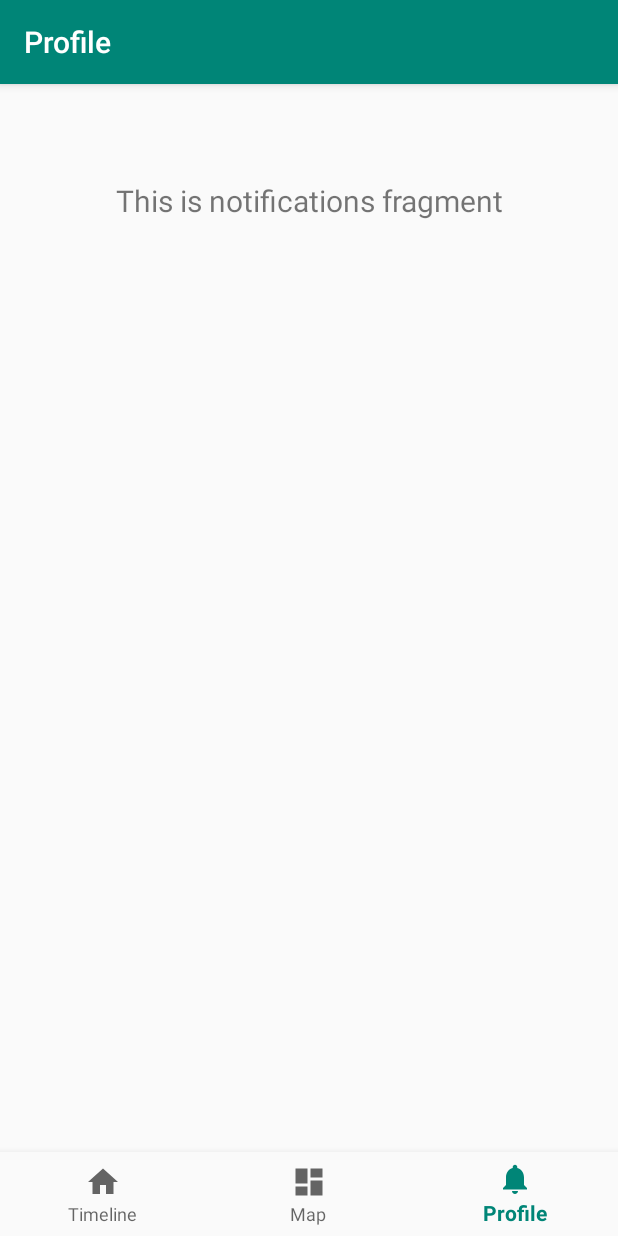
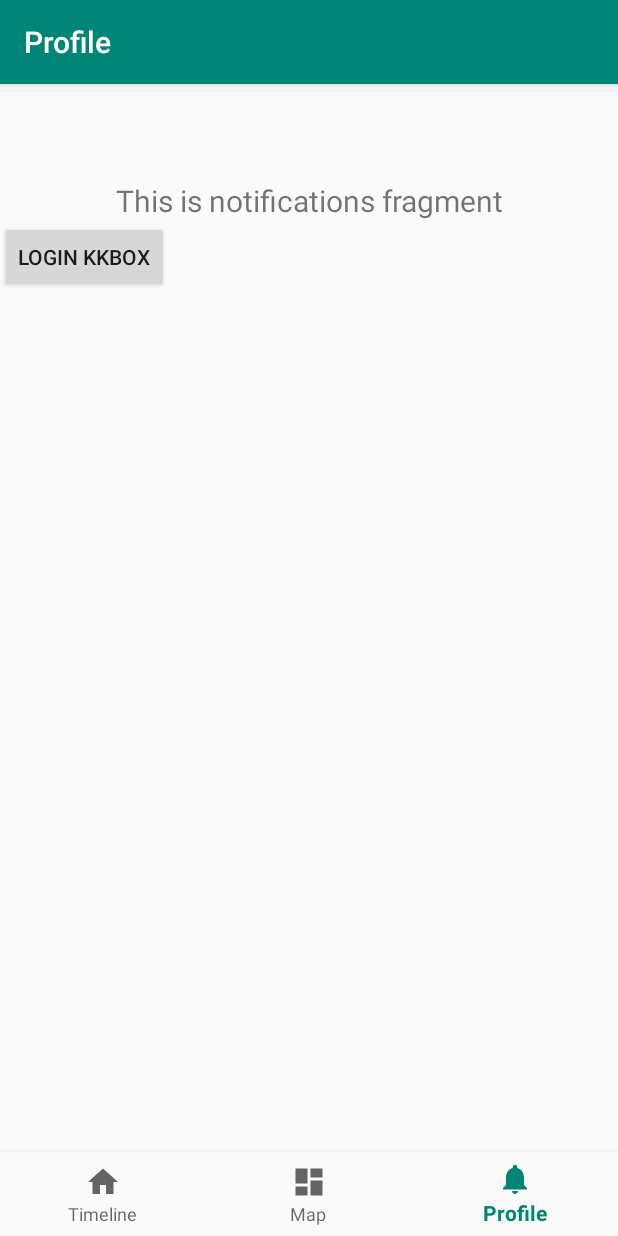
Before and after one commit to a2975667/KKMAP, an Android app: the ProfileFragment screen opened through its navigation route, on a phone screen of 412 x 824 dp. Run offline under Robolectric (Android 15) with nearby library versions, the phone set to English and light mode, and no system bars; our stand-ins replace navigation-ui; libraries missing offline, so code that uses them is left out: com.kkbox.openapideveloper, com.koushikdutta.ion, net.openid.appauth; 4 statements that could not run were skipped.

Commit message:
[Add] Firebase

```diff
--- a/app/src/main/java/kkbox/hackathon/kkmap/MainActivity.java
+++ b/app/src/main/java/kkbox/hackathon/kkmap/MainActivity.java
@@ -7,6 +7,9 @@ import androidx.navigation.NavController;
 import androidx.navigation.Navigation;
 import androidx.navigation.ui.AppBarConfiguration;
 import androidx.navigation.ui.NavigationUI;
+
+import com.kkbox.openapideveloper.api.Api;
+import com.kkbox.openapideveloper.auth.Auth;
 
 public class MainActivity extends AppCompatActivity {
 
--- a/app/src/main/java/kkbox/hackathon/kkmap/ui/profile/ProfileFragment.java
+++ b/app/src/main/java/kkbox/hackathon/kkmap/ui/profile/ProfileFragment.java
@@ -1,20 +1,52 @@
 package kkbox.hackathon.kkmap.ui.profile;
 
+import android.content.Context;
+import android.content.Intent;
+import android.net.Uri;
 import android.os.Bundle;
+import android.util.Log;
 import android.view.LayoutInflater;
 import android.view.View;
 import android.view.ViewGroup;
 import android.widget.TextView;
+
+import androidx.annotation.NonNull;
 import androidx.annotation.Nullable;
-import androidx.annotation.NonNull;
 import androidx.fragment.app.Fragment;
 import androidx.lifecycle.Observer;
 import androidx.lifecycle.ViewModelProviders;
+
+import com.google.gson.JsonObject;
+import com.kkbox.openapideveloper.auth.Auth;
+import com.koushikdutta.ion.future.ResponseFuture;
+
+import net.openid.appauth.AuthorizationException;
+import net.openid.appauth.AuthorizationRequest;
+import net.openid.appauth.AuthorizationResponse;
+import net.openid.appauth.AuthorizationService;
+import net.openid.appauth.AuthorizationServiceConfiguration;
+import net.openid.appauth.ResponseTypeValues;
+
+import java.io.IOException;
+
+import kkbox.hackathon.kkmap.Authenticator;
 import kkbox.hackathon.kkmap.R;
+import okhttp3.Call;
+import okhttp3.Callback;
+import okhttp3.MediaType;
+import okhttp3.OkHttpClient;
+import okhttp3.Request;
+import okhttp3.RequestBody;
+import okhttp3.Response;
 
 public class ProfileFragment extends Fragment {
 
     private ProfileViewModel profileViewModel;
+
+    public OkHttpClient client;
+    public static final MediaType CONTENT_TYPE = MediaType.get("application/x-www-form-urlencoded");
+    String apUrl = "https://account.kkbox.com/oauth2/token/";       // replace host url through your oauth2 server.
+
 
     public View onCreateView(@NonNull LayoutInflater inflater,
             ViewGroup container, Bundle savedInstanceState) {
@@ -28,6 +60,56 @@ public class ProfileFragment extends Fragment {
                 textView.setText(s);
             }
         });
+        doAuthorization();
         return root;
     }
+
+//    private void authenticateKKBOX() {
+//        Auth auth = new Auth("bd5b3a9a2fd7ae2167f9b51630711ce2",
+//                "8588e290e06128a4dad92d7ef350796f", this.getActivity());
+//        ResponseFuture<JsonObject> accessToken = auth.getClientCredentialsFlow().fetchAccessToken();
+//        try{
+//            String token = accessToken.get().get("access_token").toString();
+//            Log.d("TAG", token);
+//        } catch(Exception e){
+//
+//        }
+//    }
+
+
+    private AuthorizationRequest authenticateKKBOX(){
+        AuthorizationServiceConfiguration serviceConfig =
+                new AuthorizationServiceConfiguration(
+                        Uri.parse("https://account.kkbox.com/oauth2/authorize"), // authorization endpoint
+                        Uri.parse("https://account.kkbox.com/oauth2/token")); // token endpoint
+
+        AuthorizationRequest.Builder authRequestBuilder =
+                new AuthorizationRequest.Builder(
+                        serviceConfig, // the authorization service configuration
+                        "bd5b3a9a2fd7ae2167f9b51630711ce2", // the client ID, typically pre-registered and static
+                        ResponseTypeValues.CODE, // the response_type value: we want a code
+                        Uri.parse("http://com.example.app")); // the redirect URI to which the auth response is sent
+
+        AuthorizationRequest authRequest = authRequestBuilder.build();
+        return authRequest;
+    }
+
+
+    private void doAuthorization() {
+        AuthorizationRequest authRequest = authenticateKKBOX();
+        AuthorizationService authService = new AuthorizationService(this.getActivity());
+        Intent authIntent = authService.getAuthorizationRequestIntent(authRequest);
+        startActivityForResult(authIntent, 100);
+    }
+
+    @Override
+    public void onActivityResult(int requestCode, int resultCode, Intent data) {
+        if (requestCode == 100) {
+            AuthorizationResponse resp = AuthorizationResponse.fromIntent(data);
+            AuthorizationException ex = AuthorizationException.fromIntent(data);
+            // ... process the response or exception ...
+        } else {
+            // ...
+        }
+    }
 }
--- a/app/src/main/res/layout/fragment_profile.xml
+++ b/app/src/main/res/layout/fragment_profile.xml
@@ -1,9 +1,11 @@
 <?xml version="1.0" encoding="utf-8"?>
-<androidx.constraintlayout.widget.ConstraintLayout
+<LinearLayout
     xmlns:android="http://schemas.android.com/apk/res/android"
     xmlns:app="http://schemas.android.com/apk/res-auto"
+    xmlns:tools="http://schemas.android.com/tools"
     android:layout_width="match_parent"
-    android:layout_height="match_parent" >
+    android:layout_height="match_parent"
+    android:orientation="vertical" >
 
     <TextView
         android:id="@+id/text_notifications"
@@ -17,4 +19,20 @@
         app:layout_constraintEnd_toEndOf="parent"
         app:layout_constraintStart_toStartOf="parent"
         app:layout_constraintTop_toTopOf="parent"/>
-</androidx.constraintlayout.widget.ConstraintLayout>
+
+    <androidx.constraintlayout.widget.Guideline
+        android:id="@+id/guideline"
+        android:layout_width="wrap_content"
+        android:layout_height="wrap_content"
+        android:orientation="vertical"
+        app:layout_constraintGuide_begin="195dp" />
+
+    <Button
+        android:id="@+id/login_kkbox_btn"
+        android:layout_width="wrap_content"
+        android:layout_height="wrap_content"
+        android:text="Login KKBOX"
+        tools:layout_editor_absoluteX="149dp"
+        tools:layout_editor_absoluteY="372dp" />
+
+</LinearLayout>
--- a/build.gradle
+++ b/build.gradle
@@ -6,9 +6,14 @@ buildscript {
         jcenter()
 
     }
+
+    ext.kotlin_version = '1.1.51'
+
     dependencies {
         classpath 'com.android.tools.build:gradle:3.5.3'
         classpath 'com.google.gms:google-services:4.3.2'
+
+        // make sure we get kotlin runtime for running the open api library module
         // NOTE: Do not place your application dependencies here; they belong
         // in the individual module build.gradle files
     }
```
Also changed, not shown: app/build.gradle (+15 -1 lines), app/src/main/AndroidManifest.xml (+17 -0 lines), app/src/main/java/kkbox/hackathon/kkmap/Authenticator.java (added, +22 -0 lines), app/src/main/java/kkbox/hackathon/kkmap/data/LoginDataSource.java (deleted, +0 -29 lines), app/src/main/java/kkbox/hackathon/kkmap/data/LoginRepository.java (deleted, +0 -54 lines), app/src/main/java/kkbox/hackathon/kkmap/data/Result.java (deleted, +0 -48 lines), app/src/main/java/kkbox/hackathon/kkmap/data/model/LoggedInUser.java (deleted, +0 -23 lines).
